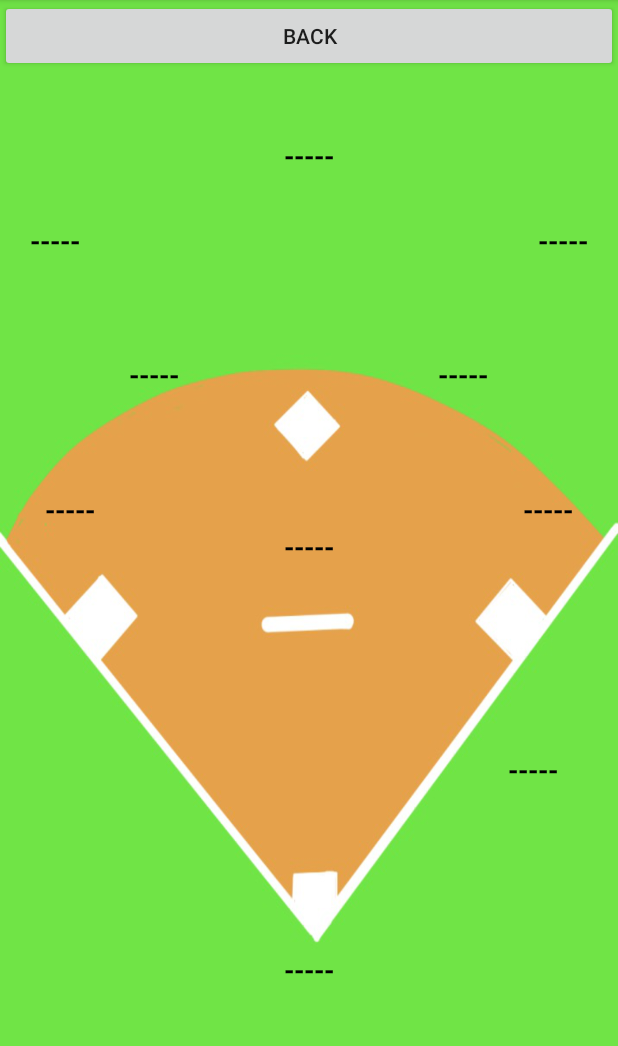
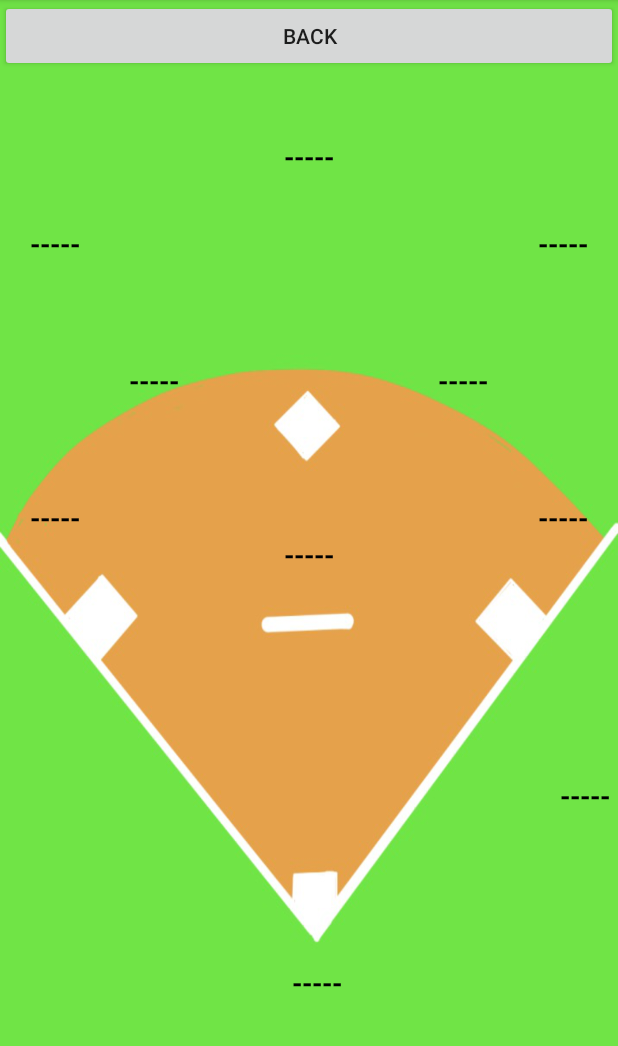
Before and after one commit to korosaka/baseball_lineup_EN, an Android app: the FieldActivity screen opened directly, with no data from a screen before it, on a phone screen of 412 x 824 dp, the part 84-1130 px from its top. Run offline under Robolectric (Android 15) with nearby library versions, the phone set to English and light mode, and no system bars; 1 statement that could not run was skipped.

Commit message:
守備フィールドでのレイアウト修正

```diff
--- a/BaseballStartingLineup/app/src/main/res/layout/activity_field.xml
+++ b/BaseballStartingLineup/app/src/main/res/layout/activity_field.xml
@@ -144,7 +144,7 @@
                         android:id="@+id/third"
                         android:layout_width="wrap_content"
                         android:layout_height="wrap_content"
-                        android:layout_marginLeft="30dp"
+                        android:layout_marginLeft="20dp"
                         android:text="@string/unselected"
                         android:textColor="@android:color/black"
                         android:textSize="18sp"
@@ -160,7 +160,7 @@
                         android:id="@+id/first"
                         android:layout_width="wrap_content"
                         android:layout_height="wrap_content"
-                        android:layout_marginRight="30dp"
+                        android:layout_marginRight="20dp"
                         android:text="@string/unselected"
                         android:textColor="@android:color/black"
                         android:textSize="18sp"
@@ -189,8 +189,8 @@
                 android:layout_width="wrap_content"
                 android:layout_height="wrap_content"
                 android:layout_gravity="right"
-                android:layout_marginRight="40dp"
-                android:layout_marginTop="15dp"
+                android:layout_marginRight="5dp"
+                android:layout_marginTop="25dp"
                 android:text="@string/unselected"
                 android:textColor="@android:color/black"
                 android:textSize="18sp"
@@ -199,7 +199,7 @@
             <LinearLayout
                 android:layout_width="match_parent"
                 android:layout_height="0dp"
-                android:layout_weight="0.1" />
+                android:layout_weight="0.09" />
 
 
 
@@ -207,6 +207,7 @@
                 android:id="@+id/catcher"
                 android:layout_width="wrap_content"
                 android:layout_height="wrap_content"
+                android:layout_marginLeft="5dp"
                 android:layout_gravity="center"
                 android:text="@string/unselected"
                 android:textColor="@android:color/black"
@@ -216,7 +217,7 @@
             <LinearLayout
                 android:layout_width="match_parent"
                 android:layout_height="0dp"
-                android:layout_weight="0.1" />
+                android:layout_weight="0.09" />
         </LinearLayout>
 
     </FrameLayout>
```
Also changed, not shown: BaseballStartingLineup/app/src/main/java/com/websarva/wings/android/baseballstartinglineup/FieldActivity.java (+37 -11 lines).
